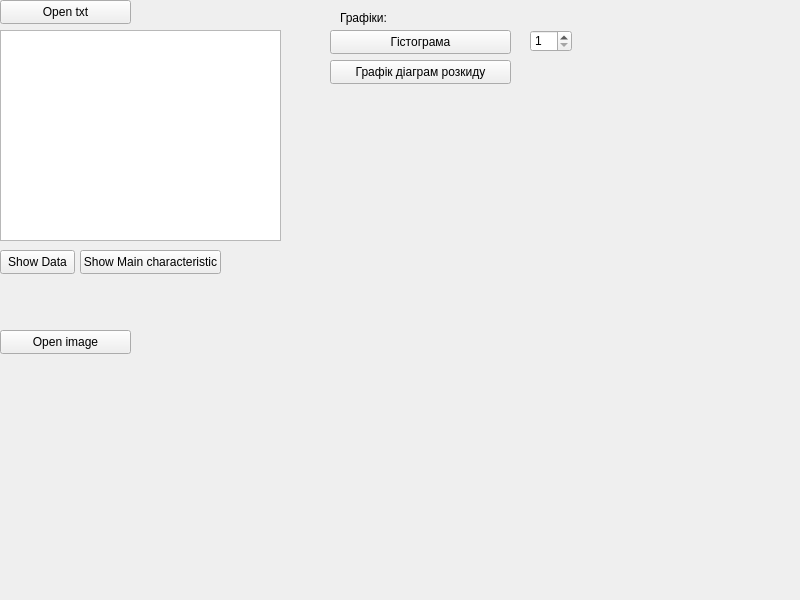
Old version of the form mainwindow/form.ui in the repository Sanya550/QtPython.
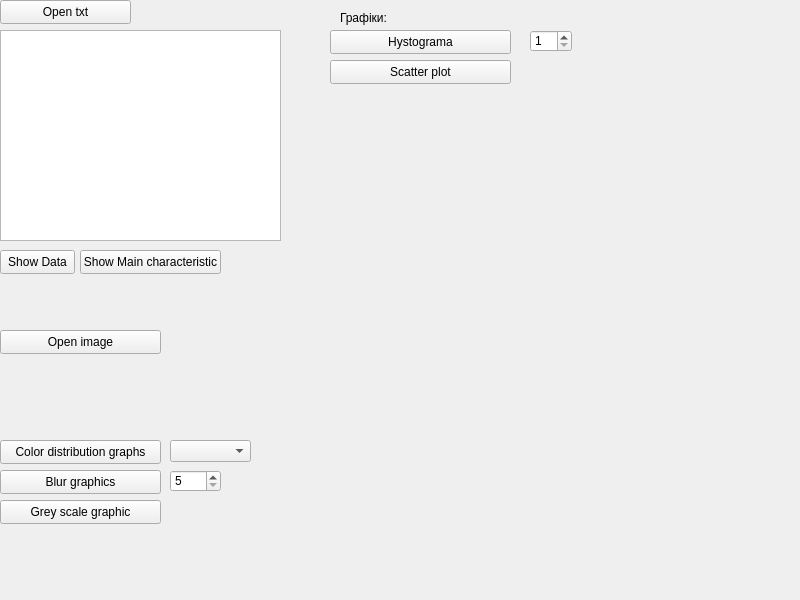
New version of the form.

Commit message: added other graphics

```diff
--- a/mainwindow/form.ui
+++ b/mainwindow/form.ui
@@ -49,7 +49,7 @@
     </rect>
    </property>
    <property name="text">
-    <string>Графік діаграм розкиду</string>
+    <string>Scatter plot</string>
    </property>
   </widget>
   <widget class="QTableView" name="tableView">
@@ -111,7 +111,7 @@
     </rect>
    </property>
    <property name="text">
-    <string>Гістограма</string>
+    <string>Hystograma</string>
    </property>
   </widget>
   <widget class="QPushButton" name="openImage">
@@ -119,7 +119,7 @@
     <rect>
      <x>0</x>
      <y>330</y>
-     <width>131</width>
+     <width>161</width>
      <height>24</height>
     </rect>
    </property>
@@ -130,10 +130,10 @@
   <widget class="QWidget" name="gridLayoutWidget">
    <property name="geometry">
     <rect>
-     <x>140</x>
-     <y>330</y>
-     <width>451</width>
-     <height>261</height>
+     <x>260</x>
+     <y>320</y>
+     <width>521</width>
+     <height>271</height>
     </rect>
    </property>
    <layout class="QGridLayout" name="gridLayout"/>
@@ -164,6 +164,68 @@
     <string/>
    </property>
   </widget>
+  <widget class="QComboBox" name="comboBox">
+   <property name="geometry">
+    <rect>
+     <x>170</x>
+     <y>440</y>
+     <width>81</width>
+     <height>22</height>
+    </rect>
+   </property>
+  </widget>
+  <widget class="QPushButton" name="distributionColour">
+   <property name="geometry">
+    <rect>
+     <x>0</x>
+     <y>440</y>
+     <width>161</width>
+     <height>24</height>
+    </rect>
+   </property>
+   <property name="text">
+    <string>Color distribution graphs</string>
+   </property>
+  </widget>
+  <widget class="QPushButton" name="greyScale">
+   <property name="geometry">
+    <rect>
+     <x>0</x>
+     <y>500</y>
+     <width>161</width>
+     <height>24</height>
+    </rect>
+   </property>
+   <property name="text">
+    <string>Grey scale graphic</string>
+   </property>
+  </widget>
+  <widget class="QSpinBox" name="spinBox_2">
+   <property name="geometry">
+    <rect>
+     <x>170</x>
+     <y>470</y>
+     <width>51</width>
+     <height>22</height>
+    </rect>
+   </property>
+   <property name="minimum">
+    <number>5</number>
+   </property>
+  </widget>
+  <widget class="QPushButton" name="blurGraphs">
+   <property name="geometry">
+    <rect>
+     <x>0</x>
+     <y>470</y>
+     <width>161</width>
+     <height>24</height>
+    </rect>
+   </property>
+   <property name="text">
+    <string>Blur graphics</string>
+   </property>
+  </widget>
  </widget>
  <resources/>
  <connections/>
```
The commit also changes 3 other files.
